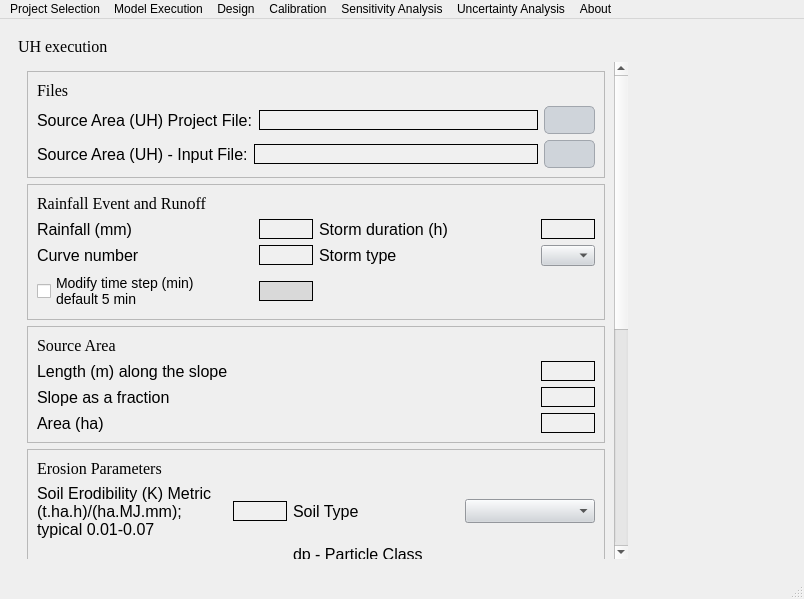
Before: the Qt Designer form Source_code/ui/Qvfsmod_dialog_base.ui in Inigobarbe/VFSMOD-GUI, drawn with Qt 5.
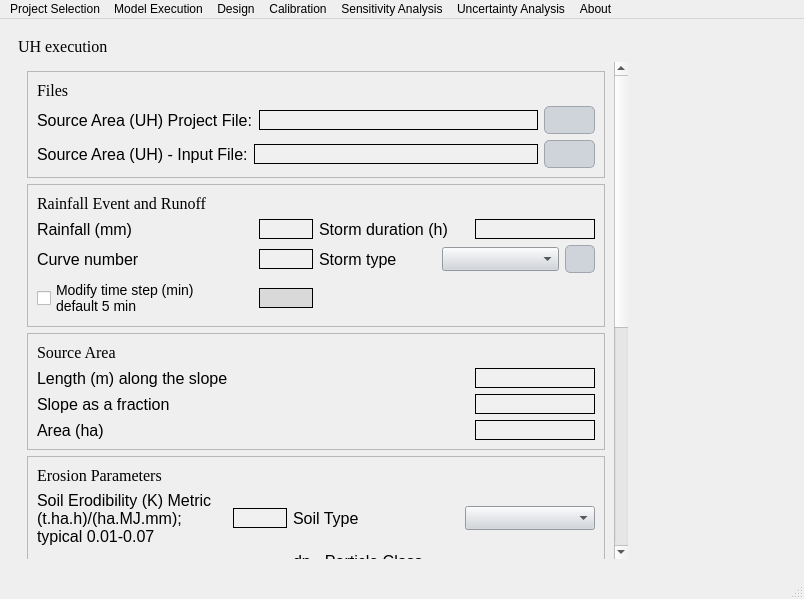
After: the same form once the commit is applied. The open tabs and pages were chosen to show the change. Icons and pictures are not drawn.

Diff of the .ui file:
```diff
--- a/Source_code/ui/Qvfsmod_dialog_base.ui
+++ b/Source_code/ui/Qvfsmod_dialog_base.ui
@@ -428,7 +428,7 @@
              <x>0</x>
              <y>0</y>
              <width>593</width>
-             <height>944</height>
+             <height>952</height>
             </rect>
            </property>
            <layout class="QGridLayout" name="gridLayout_25">
@@ -729,7 +729,7 @@
                   <widget class="QLineEdit" name="slope_source">
                    <property name="maximumSize">
                     <size>
-                     <width>54</width>
+                     <width>120</width>
                      <height>16777215</height>
                     </size>
                    </property>
@@ -753,7 +753,7 @@
                   <widget class="QLineEdit" name="area_source">
                    <property name="maximumSize">
                     <size>
-                     <width>54</width>
+                     <width>120</width>
                      <height>16777215</height>
                     </size>
                    </property>
@@ -777,7 +777,7 @@
                   <widget class="QLineEdit" name="length_source">
                    <property name="maximumSize">
                     <size>
-                     <width>54</width>
+                     <width>120</width>
                      <height>16777215</height>
                     </size>
                    </property>
@@ -1285,7 +1285,7 @@
                   <widget class="QLineEdit" name="storm_duration">
                    <property name="maximumSize">
                     <size>
-                     <width>54</width>
+                     <width>120</width>
                      <height>16777215</height>
                     </size>
                    </property>
@@ -1339,12 +1339,25 @@
                    </property>
                    <property name="maximumSize">
                     <size>
-                     <width>54</width>
+                     <width>120</width>
                      <height>16777215</height>
                     </size>
                    </property>
                   </widget>
                  </item>
+                 <item>
+                  <widget class="QPushButton" name="show_storm">
+                   <property name="maximumSize">
+                    <size>
+                     <width>30</width>
+                     <height>16777215</height>
+                    </size>
+                   </property>
+                   <property name="text">
+                    <string/>
+                   </property>
+                  </widget>
+                 </item>
                 </layout>
                </item>
                <item row="3" column="0">
```
Left out of the diff: 18 changed lines with no effect on the pictures.
